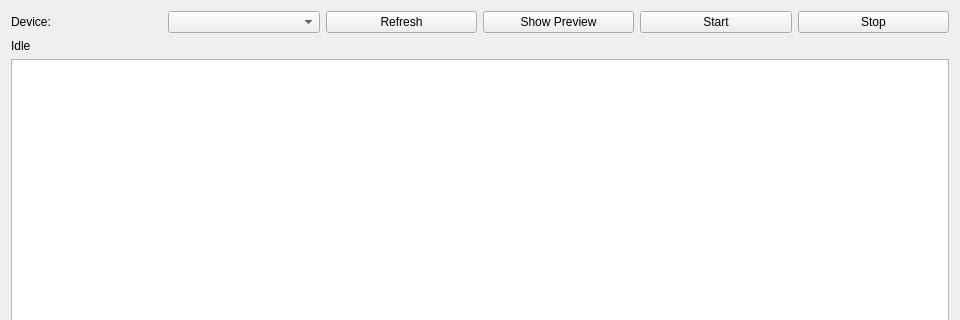
Before: the Qt Designer form samples/gvfg_qt_preview/mainwindow.ui in MarquezLin/Gcapture_qt6_srcroot, drawn with Qt 5; both pictures show x 0 to 960 and y 0 to 320 of the 960 by 640 pixel window.
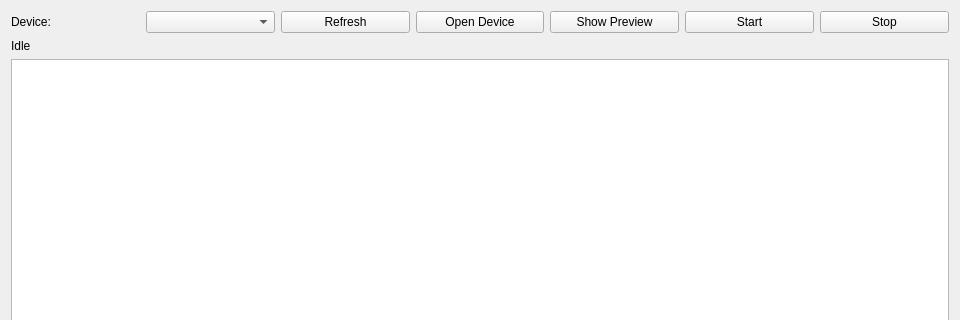
After: the same form once the commit is applied.

```diff
--- a/samples/gvfg_qt_preview/mainwindow.ui
+++ b/samples/gvfg_qt_preview/mainwindow.ui
@@ -33,6 +33,13 @@
        </property>
       </widget>
      </item>
+     <item>
+      <widget class="QPushButton" name="openButton">
+       <property name="text">
+        <string>Open Device</string>
+       </property>
+      </widget>
+     </item>
      <item>
       <widget class="QPushButton" name="showPreviewButton">
        <property name="text">
```
